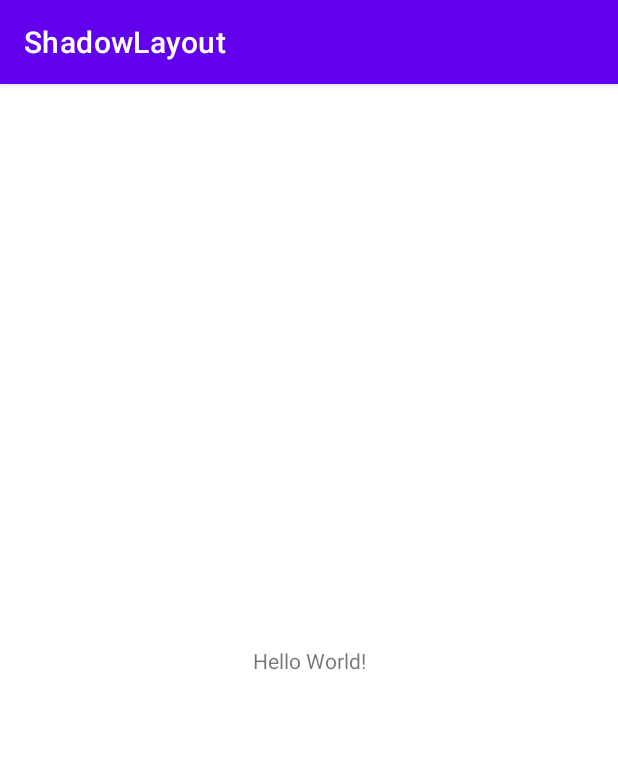
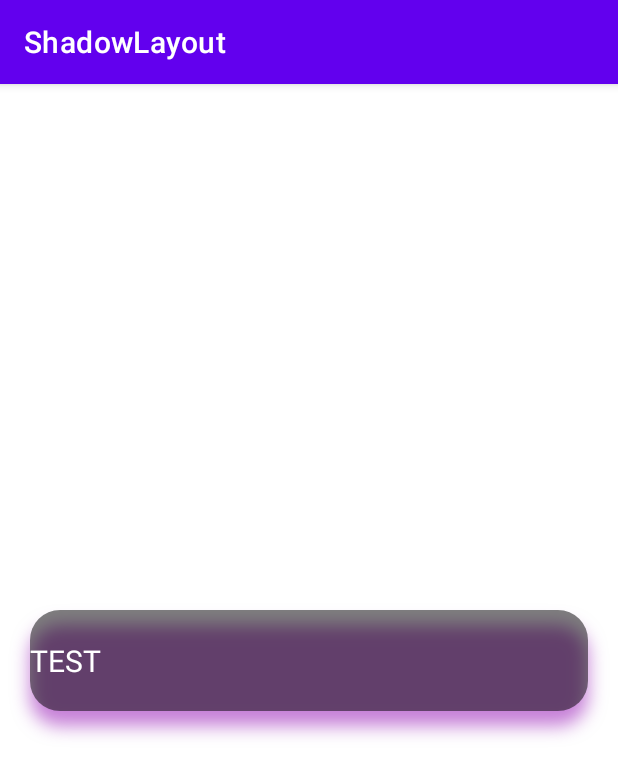
Before and after one commit to sonsation/shadow-layout, an Android app: the screen it shows after launch (MainActivity), on a phone screen of 412 x 824 dp. Shown: the top 776 px of the screen. Run offline under Robolectric (Android 15) with nearby library versions, the phone set to English and light mode, and no system bars.

Commit message:
add alpha, bug fix

```diff
--- a/app/build.gradle
+++ b/app/build.gradle
@@ -42,5 +42,5 @@ dependencies {
     testImplementation 'junit:junit:4.+'
     androidTestImplementation 'androidx.test.ext:junit:1.1.2'
     androidTestImplementation 'androidx.test.espresso:espresso-core:3.3.0'
-    implementation 'com.github.sonsation:ShadowLayout:1.2.0'
+    implementation project(':library')
 }
--- a/app/src/main/res/layout/activity_main.xml
+++ b/app/src/main/res/layout/activity_main.xml
@@ -4,15 +4,34 @@
     xmlns:tools="http://schemas.android.com/tools"
     android:layout_width="match_parent"
     android:layout_height="match_parent"
+    android:clipToPadding="false"
+    android:clipChildren="false"
     tools:context=".MainActivity">
 
-    <TextView
-        android:layout_width="wrap_content"
+    <com.sonsation.library.ShadowLayout
+        android:id="@+id/temp"
+        android:layout_width="0dp"
         android:layout_height="wrap_content"
-        android:text="Hello World!"
-        app:layout_constraintBottom_toBottomOf="parent"
-        app:layout_constraintLeft_toLeftOf="parent"
-        app:layout_constraintRight_toRightOf="parent"
-        app:layout_constraintTop_toTopOf="parent" />
+        android:layout_marginStart="20dp"
+        android:layout_marginEnd="20dp"
+        app:alpha="0.5"
+        app:background_color="#000000"
+        app:background_radius="20dp"
+        app:shadow_array="{10,0,10,  #8d00af}"
+        app:layout_constraintStart_toStartOf="parent"
+        app:layout_constraintEnd_toEndOf="parent"
+        app:layout_constraintTop_toTopOf="parent"
+        app:layout_constraintBottom_toBottomOf="parent">
+
+        <TextView
+            android:layout_width="match_parent"
+            android:layout_height="wrap_content"
+            android:layout_marginTop="20dp"
+            android:layout_marginBottom="20dp"
+            android:text="TEST"
+            android:textSize="20sp"
+            android:textColor="#ffffff"/>
+
+    </com.sonsation.library.ShadowLayout>
 
 </androidx.constraintlayout.widget.ConstraintLayout>
--- a/build.gradle
+++ b/build.gradle
@@ -1,12 +1,12 @@
 // Top-level build file where you can add configuration options common to all sub-projects/modules.
 buildscript {
-    ext.kotlin_version = "1.4.21"
+    ext.kotlin_version = "1.4.30"
     repositories {
         google()
         jcenter()
     }
     dependencies {
-        classpath "com.android.tools.build:gradle:4.2.0-beta01"
+        classpath "com.android.tools.build:gradle:4.1.2"
         classpath "org.jetbrains.kotlin:kotlin-gradle-plugin:$kotlin_version"
         classpath 'com.github.dcendents:android-maven-gradle-plugin:2.1'
 
--- a/library/src/main/java/com/sonsation/library/ShadowLayout.kt
+++ b/library/src/main/java/com/sonsation/library/ShadowLayout.kt
@@ -6,6 +6,7 @@ import android.os.Build
 import android.util.AttributeSet
 import android.widget.FrameLayout
 import com.sonsation.library.effet.*
+import com.sonsation.library.utils.Util
 import com.sonsation.library.utils.ViewHelper
 
 class ShadowLayout : FrameLayout {
@@ -45,17 +46,24 @@ class ShadowLayout : FrameLayout {
 
         try {
 
-            setBackgroundResource(android.R.color.transparent)
+            val alpha = a.getFloat(R.styleable.ShadowLayout_alpha, 1f)
 
             if (Build.VERSION.SDK_INT >= Build.VERSION_CODES.LOLLIPOP) {
                 clipToOutline = a.getBoolean(R.styleable.ShadowLayout_clipToOutline, false)
             }
 
             //default background settings
-            val backgroundColor = a.getColor(
+            val backgroundColor = if (a.hasValue(R.styleable.ShadowLayout_background_color)) {
+                a.getColor(
                     R.styleable.ShadowLayout_background_color,
-                    ViewHelper.NOT_SET_COLOR
-            )
+                    Color.parseColor("#ffffffff")
+                )
+            } else {
+                a.getColor(
+                    R.styleable.ShadowLayout_android_background,
+                    Color.parseColor("#ffffffff")
+                )
+            }
 
             viewHelper.strokeInfo = Stroke().apply {
                 strokeColor = a.getColor(R.styleable.ShadowLayout_stroke_color, ViewHelper.NOT_SET_COLOR)
@@ -84,7 +92,7 @@ class ShadowLayout : FrameLayout {
                 }
             }
 
-            background.init(viewHelper.strokeInfo, backgroundColor)
+            background.init(viewHelper.strokeInfo, alpha, backgroundColor)
 
             viewHelper.radiusInfo = Radius().apply {
                 radius = a.getDimension(R.styleable.ShadowLayout_background_radius, 0f)
@@ -108,12 +116,12 @@ class ShadowLayout : FrameLayout {
                     val shadowOffsetY = a.getDimension(R.styleable.ShadowLayout_shadow_offset_y, 0f)
                     val shadowBlurSize = a.getDimension(R.styleable.ShadowLayout_shadow_blur, 0f)
 
-                    init(true, shadowBlurSize, shadowOffsetX, shadowOffsetY, shadowColor)
+                    init(true, alpha, shadowBlurSize, shadowOffsetX, shadowOffsetY, shadowColor)
                 }
 
                 add(shadow)
 
-                val shadows = viewHelper.parseShadowArray(true, a.getString(R.styleable.ShadowLayout_shadow_array))
+                val shadows = viewHelper.parseShadowArray(true, alpha, a.getString(R.styleable.ShadowLayout_shadow_array))
 
                 if (shadows != null) {
                     addAll(shadows)
@@ -129,7 +137,7 @@ class ShadowLayout : FrameLayout {
                     )
                     val shadowBlurSize = a.getDimension(R.styleable.ShadowLayout_inner_shadow_blur, 0f)
 
-                    init(false, shadowBlurSize, 0f, 0f, shadowColor)
+                    init(false, alpha, shadowBlurSize, 0f, 0f, shadowColor)
 
                     val strokeType = a.getString(R.styleable.ShadowLayout_inner_shadow_type)
 
@@ -140,7 +148,7 @@ class ShadowLayout : FrameLayout {
 
                 add(shadow)
 
-                val shadows = viewHelper.parseShadowArray(false, a.getString(R.styleable.ShadowLayout_inner_shadow_array))
+                val shadows = viewHelper.parseShadowArray(false, alpha, a.getString(R.styleable.ShadowLayout_inner_shadow_array))
 
                 if (shadows != null) {
                     addAll(shadows)
@@ -227,7 +235,7 @@ class ShadowLayout : FrameLayout {
 
     fun addBackgroundShadow(blurSize: Float, offsetX: Float, offsetY: Float, shadowColor: Int) {
         val shadow = Shadow().apply {
-            init(true, blurSize, offsetX, offsetY, shadowColor)
+            init(true, 1f, blurSize, offsetX, offsetY, shadowColor)
         }
         backgroundShadowList.add(shadow)
         postInvalidate()
@@ -259,7 +267,7 @@ class ShadowLayout : FrameLayout {
     }
 
     fun updateBackgroundShadow(position: Int, blurSize: Float, offsetX: Float, offsetY: Float, color: Int) {
-        backgroundShadowList[position].init(true, blurSize, offsetX, offsetY, color)
+        backgroundShadowList[position].init(true, Util.intAlphaToFloatAlpha(backgroundShadowList[position].alpha), blurSize, offsetX, offsetY, color)
         postInvalidate()
     }
 
@@ -277,7 +285,7 @@ class ShadowLayout : FrameLayout {
 
     fun addForegroundShadow(blurSize: Float, shadowColor: Int) {
         val shadow = Shadow().apply {
-            init(true, blurSize, 0f, 0f, shadowColor)
+            init(true, 1f, blurSize, 0f, 0f, shadowColor)
         }
         backgroundShadowList.add(shadow)
         postInvalidate()
@@ -312,7 +320,7 @@ class ShadowLayout : FrameLayout {
     }
 
     fun updateForegroundShadow(position: Int, blurSize: Float, color: Int) {
-        backgroundShadowList[position].init(false, blurSize, 0f, 0f, color)
+        backgroundShadowList[position].init(false, Util.intAlphaToFloatAlpha(backgroundShadowList[position].alpha), blurSize, 0f, 0f, color)
         postInvalidate()
     }
 
@@ -366,4 +374,16 @@ class ShadowLayout : FrameLayout {
         gradient.updateGradientOffsetY(offset)
         postInvalidate()
     }
+
+    override fun setBackgroundColor(color: Int) {
+        updateBackgroundColor(color)
+    }
+
+    override fun setAlpha(alpha: Float) {
+        backgroundShadowList.forEach {
+            it.updateAlpha(alpha)
+        }
+        background.updateAlpha(alpha)
+        postInvalidate()
+    }
 }
--- a/library/src/main/java/com/sonsation/library/effet/Background.kt
+++ b/library/src/main/java/com/sonsation/library/effet/Background.kt
@@ -1,6 +1,7 @@
 package com.sonsation.library.effet
 
 import android.graphics.*
+import com.sonsation.library.utils.Util
 import com.sonsation.library.utils.ViewHelper
 
 class Background : Effect {
@@ -14,15 +15,22 @@ class Background : Effect {
     override var offsetTop = 0f
     override var offsetRight = 0f
     override var offsetBottom = 0f
+    override var alpha = 0
 
     private var backgroundColor = ViewHelper.NOT_SET_COLOR
     private var strokeInfo: Stroke? = null
     private var shadowInfo: Shadow? = null
 
-    fun init(strokeInfo: Stroke?, backgroundColor: Int) {
+    fun init(strokeInfo: Stroke?, alpha: Float, backgroundColor: Int) {
         this.strokeInfo = strokeInfo
         this.backgroundColor = backgroundColor
+        this.alpha = Util.floatAlphaToIntAlpha(alpha)
 
+        updatePaint()
+    }
+
+    override fun updateAlpha(alpha: Float) {
+        this.alpha = Util.floatAlphaToIntAlpha(alpha)
         updatePaint()
     }
 
@@ -36,10 +44,12 @@ class Background : Effect {
     override fun updatePaint() {
 
         if (strokeInfo != null && strokeInfo!!.isEnable) {
+
             strokePaint.apply {
                 isAntiAlias = true
                 style = Paint.Style.STROKE
                 strokeWidth = strokeInfo!!.strokeWidth
+                alpha = this@Background.alpha
                 color = strokeInfo!!.strokeColor
 
                 if (strokeInfo!!.gradient != null && strokeInfo!!.gradient!!.isEnable) {
@@ -51,6 +61,7 @@ class Background : Effect {
         paint.apply {
             isAntiAlias = true
             color = backgroundColor
+            alpha = this@Background.alpha
             style = Paint.Style.FILL_AND_STROKE
         }
     }
--- a/library/src/main/java/com/sonsation/library/effet/Effect.kt
+++ b/library/src/main/java/com/sonsation/library/effet/Effect.kt
@@ -14,8 +14,11 @@ interface Effect {
     var offsetRight: Float
     var offsetBottom: Float
 
+    var alpha: Int
+
     fun updateOffset(left: Float, top: Float, right: Float, bottom: Float)
     fun updatePaint()
     fun updatePath(radiusInfo: Radius?)
     fun drawEffect(canvas: Canvas?)
+    fun updateAlpha(alpha: Float)
 }
--- a/library/src/main/java/com/sonsation/library/effet/Gradient.kt
+++ b/library/src/main/java/com/sonsation/library/effet/Gradient.kt
@@ -1,6 +1,7 @@
 package com.sonsation.library.effet
 
 import android.graphics.*
+import com.sonsation.library.utils.Util
 import com.sonsation.library.utils.ViewHelper
 
 class Gradient : Effect {
@@ -12,6 +13,7 @@ class Gradient : Effect {
     override var offsetTop = 0f
     override var offsetRight = 0f
     override var offsetBottom = 0f
+    override var alpha = 0
 
     val isEnable: Boolean
         get() = gradientStartColor != ViewHelper.NOT_SET_COLOR && gradientEndColor != ViewHelper.NOT_SET_COLOR && gradientAngle != -1
@@ -31,6 +33,10 @@ class Gradient : Effect {
         this.gradientOffsetY = offsetY
 
         updatePaint()
+    }
+
+    override fun updateAlpha(alpha: Float) {
+        this.alpha = Util.floatAlphaToIntAlpha(alpha)
     }
 
     override fun updateOffset(left: Float, top: Float, right: Float, bottom: Float) {
--- a/library/src/main/java/com/sonsation/library/effet/Shadow.kt
+++ b/library/src/main/java/com/sonsation/library/effet/Shadow.kt
@@ -1,6 +1,7 @@
 package com.sonsation.library.effet
 
 import android.graphics.*
+import com.sonsation.library.utils.Util
 import com.sonsation.library.utils.ViewHelper
 
 class Shadow : Effect {
@@ -12,6 +13,7 @@ class Shadow : Effect {
     override var offsetTop = 0f
     override var offsetRight = 0f
     override var offsetBottom = 0f
+    override var alpha = 0
 
     var isBackgroundShadow = true
     private val isEnable: Boolean
@@ -22,13 +24,19 @@ class Shadow : Effect {
     private var shadowOffsetY = 0f
     private var shadowType = ViewHelper.FILL_SHADOW
 
-    fun init(isBackground: Boolean, blurSize: Float, shadowOffsetX: Float, shadowOffsetY: Float, shadowColor: Int) {
+    fun init(isBackground: Boolean, alpha: Float, blurSize: Float, shadowOffsetX: Float, shadowOffsetY: Float, shadowColor: Int) {
         this.isBackgroundShadow = isBackground
         this.blurSize = blurSize
         this.shadowOffsetX = shadowOffsetX
         this.shadowOffsetY = shadowOffsetY
         this.shadowColor = shadowColor
+        this.alpha = Util.floatAlphaToIntAlpha(alpha)
 
+        updatePaint()
+    }
+
+    override fun updateAlpha(alpha: Float) {
+        this.alpha = Util.floatAlphaToIntAlpha(alpha)
         updatePaint()
     }
 
@@ -49,9 +57,11 @@ class Shadow : Effect {
 
     override fun updatePaint() {
 
+        val argb = Util.parseIntColor(shadowColor)
+
         paint.apply {
             isAntiAlias = true
-            color = shadowColor
+            color = Color.argb(this@Shadow.alpha , argb.red, argb.green, argb.blue)
 
             style = if (shadowType == ViewHelper.FILL_SHADOW) {
                 Paint.Style.FILL_AND_STROKE
--- /dev/null
+++ b/library/src/main/java/com/sonsation/library/model/Color.kt
@@ -0,0 +1,8 @@
+package com.sonsation.library.model
+
+data class Color(
+    val alpha: Int,
+    val red: Int,
+    val green: Int,
+    val blue: Int
+)
--- /dev/null
+++ b/library/src/main/java/com/sonsation/library/utils/Util.kt
@@ -0,0 +1,26 @@
+package com.sonsation.library.utils
+
+import com.sonsation.library.model.Color
+import kotlin.math.floor
+import kotlin.math.max
+import kotlin.math.min
+
+object Util {
+
+    fun parseIntColor(color: Int): Color {
+        val alpha = android.graphics.Color.alpha(color)
+        val red = android.graphics.Color.red(color)
+        val green = android.graphics.Color.green(color)
+        val blue = android.graphics.Color.blue(color)
+
+        return Color(alpha, red, green, blue)
+    }
+
+    fun floatAlphaToIntAlpha(alpha: Float): Int {
+        return max(0, min(255, floor(alpha * 256.0).toInt()))
+    }
+
+    fun intAlphaToFloatAlpha(alpha: Int): Float {
+        return 0f
+    }
+}
--- a/library/src/main/java/com/sonsation/library/utils/ViewHelper.kt
+++ b/library/src/main/java/com/sonsation/library/utils/ViewHelper.kt
@@ -61,7 +61,7 @@ class ViewHelper(private val context: Context) {
         }
     }
 
-    fun parseShadowArray(isBackground: Boolean, arrays: String?): List<Shadow>? {
+    fun parseShadowArray(isBackground: Boolean, alpha: Float, arrays: String?): List<Shadow>? {
 
         if (arrays.isNullOrEmpty())
             return null
@@ -79,7 +79,8 @@ class ViewHelper(private val context: Context) {
 
         split.forEach {
 
-            val splitArray = it.split(",")
+            val splitArray = it.split(",").map { it.trim() }
+
             if (splitArray.size != 4)
                 return null
 
@@ -101,7 +102,7 @@ class ViewHelper(private val context: Context) {
             }
 
             val shadow = Shadow().apply {
-                init(isBackground, blurSize, offsetX, offsetY, color)
+                init(isBackground, alpha, blurSize, offsetX, offsetY, color)
             }
 
             list.add(shadow)
--- a/library/src/main/res/values/attrs.xml
+++ b/library/src/main/res/values/attrs.xml
@@ -9,6 +9,8 @@
         <attr name="background_bottom_left_radius" format="dimension" />
         <attr name="background_bottom_right_radius" format="dimension" />
         <attr name="background_color" format="color" />
+        <attr name="android:background" format="integer"/>
+        <attr name="alpha" format="float"/>
 
         <attr name="stroke_width" format="dimension" />
         <attr name="stroke_color" format="color" />
```
Also changed, not shown: gradle/wrapper/gradle-wrapper.properties.
